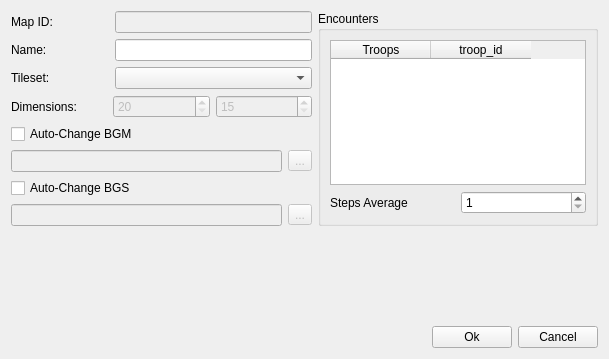
Before: the Qt Designer form dialogs/mappropertiesdialog.ui in jowin202/YaRXP, drawn with Qt 5.
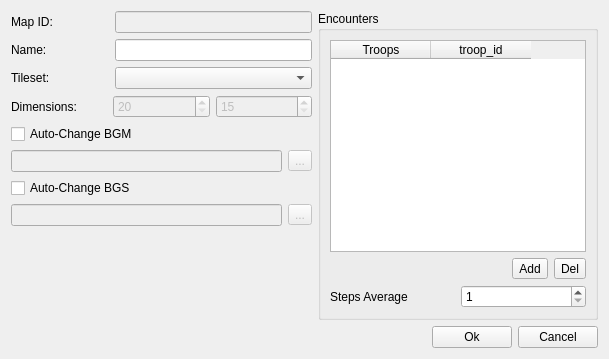
After: the same form once the commit is applied.

Commit message: Started with troops stuff

```diff
--- a/dialogs/mappropertiesdialog.ui
+++ b/dialogs/mappropertiesdialog.ui
@@ -17,46 +17,6 @@
    <string>YaRXP - Map Properties</string>
   </property>
   <layout class="QGridLayout" name="gridLayout_4">
-   <item row="0" column="1" rowspan="2">
-    <widget class="QGroupBox" name="groupBox">
-     <property name="title">
-      <string>Encounters</string>
-     </property>
-     <layout class="QGridLayout" name="gridLayout_3">
-      <item row="0" column="0" colspan="2">
-       <widget class="QTableWidget" name="table_encounters">
-        <column>
-         <property name="text">
-          <string>Troops</string>
-         </property>
-        </column>
-        <column>
-         <property name="text">
-          <string>troop_id</string>
-         </property>
-        </column>
-       </widget>
-      </item>
-      <item row="1" column="0">
-       <widget class="QLabel" name="label_5">
-        <property name="text">
-         <string>Steps Average</string>
-        </property>
-       </widget>
-      </item>
-      <item row="1" column="1">
-       <widget class="QSpinBox" name="spin_steps">
-        <property name="minimum">
-         <number>1</number>
-        </property>
-        <property name="maximum">
-         <number>999</number>
-        </property>
-       </widget>
-      </item>
-     </layout>
-    </widget>
-   </item>
    <item row="1" column="0">
     <layout class="QGridLayout" name="gridLayout_2">
      <item row="3" column="0">
@@ -228,6 +188,77 @@
      </property>
     </spacer>
    </item>
+   <item row="0" column="1" rowspan="3">
+    <widget class="QGroupBox" name="groupBox">
+     <property name="title">
+      <string>Encounters</string>
+     </property>
+     <layout class="QGridLayout" name="gridLayout_3">
+      <item row="2" column="0">
+       <widget class="QLabel" name="label_5">
+        <property name="text">
+         <string>Steps Average</string>
+        </property>
+       </widget>
+      </item>
+      <item row="0" column="0" colspan="2">
+       <widget class="QTableWidget" name="table_encounters">
+        <column>
+         <property name="text">
+          <string>Troops</string>
+         </property>
+        </column>
+        <column>
+         <property name="text">
+          <string>troop_id</string>
+         </property>
+        </column>
+       </widget>
+      </item>
+      <item row="2" column="1">
+       <widget class="QSpinBox" name="spin_steps">
+        <property name="minimum">
+         <number>1</number>
+        </property>
+        <property name="maximum">
+         <number>999</number>
+        </property>
+       </widget>
+      </item>
+      <item row="1" column="0" colspan="2">
+       <layout class="QHBoxLayout" name="horizontalLayout_3">
+        <item>
+         <spacer name="horizontalSpacer_2">
+          <property name="orientation">
+           <enum>Qt::Horizontal</enum>
+          </property>
+          <property name="sizeHint" stdset="0">
+           <size>
+            <width>40</width>
+            <height>20</height>
+           </size>
+          </property>
+         </spacer>
+        </item>
+        <item>
+         <widget class="QToolButton" name="button_add">
+          <property name="text">
+           <string>Add</string>
+          </property>
+         </widget>
+        </item>
+        <item>
+         <widget class="QToolButton" name="button_del">
+          <property name="text">
+           <string>Del</string>
+          </property>
+         </widget>
+        </item>
+       </layout>
+      </item>
+     </layout>
+    </widget>
+   </item>
   </layout>
  </widget>
  <tabstops>
```
The commit also changes 20 other files.
